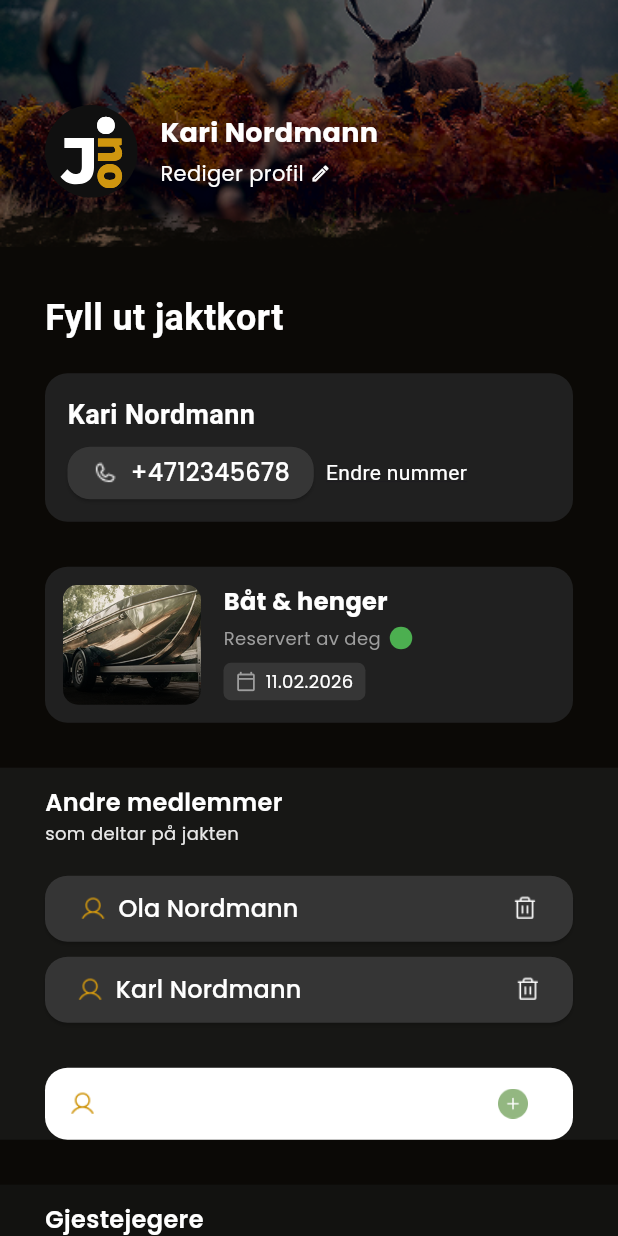
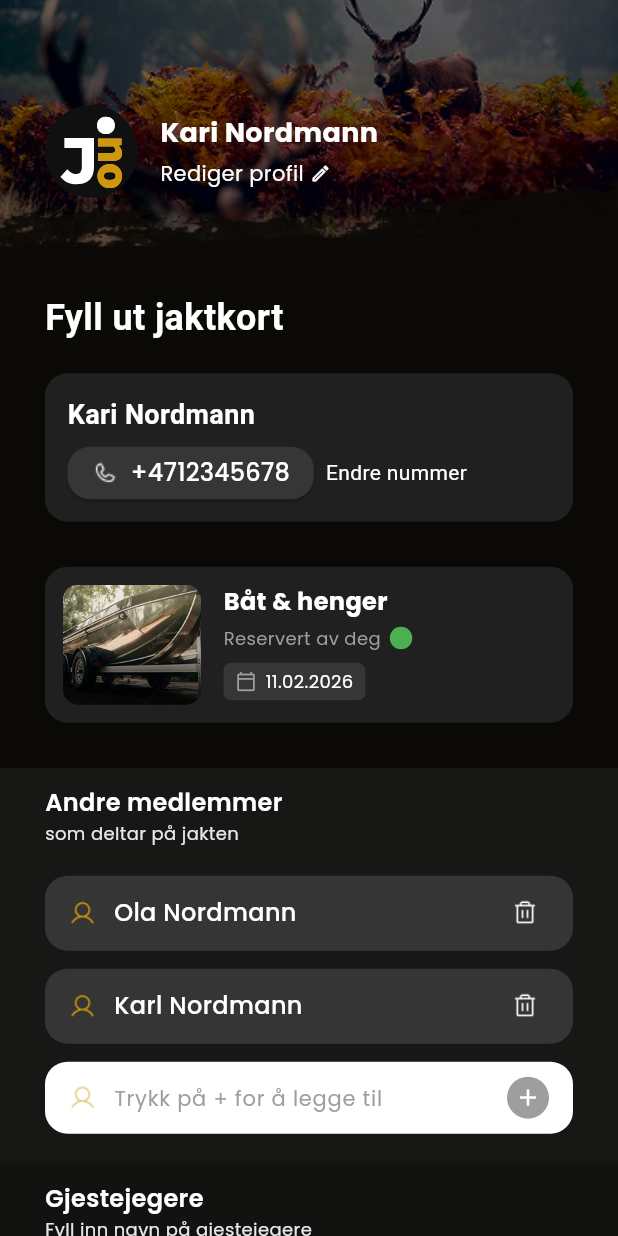
Before and after one commit to jorgthorGH/jakting, a Flutter app: the FillOutHuntCard screen opened directly with sample values from the repository, on a phone screen of 412 x 824 dp. Run offline on Flutter 3.47's test engine with Material 3 defaults, Android fonts, the phone set to English and light mode, and no system bars; our stand-ins replace flutter_svg, google_fonts; Roboto replaces fonts that are missing (Aleo).

Commit message:
Ferdigstilt jaktkort-side. Ny widget member_list_item for jaktkort-side. Navigering

```diff
--- a/lib/core/widgets/add_member.dart
+++ b/lib/core/widgets/add_member.dart
@@ -17,23 +17,43 @@ class AddMember extends StatefulWidget {
 class _AddMemberState extends State<AddMember> {
   final TextEditingController _controller = TextEditingController();
 
+  final FocusNode _focusNode = FocusNode();
+
+  bool _isActive = false;
+
   void _handleAdd() {
-    final text = _controller.text.trim();
-    if (text.isNotEmpty) {
-      widget.onAdd(text);
-      _controller.clear();
+    if (!_isActive) {
+      setState(() {
+        _isActive = true;
+      });
+      Future.delayed(const Duration(milliseconds: 50), () {
+        _focusNode.requestFocus();
+      });
+    } else {
+      final text = _controller.text.trim();
+      if (text.isNotEmpty) {
+        widget.onAdd(text);
+        _controller.clear();
+      } else {
+        setState(() {
+          _isActive = false;
+        });
+        _focusNode.unfocus();
+      }
     }
   }
 
   @override
   void dispose() {
     _controller.dispose();
+    _focusNode.dispose();
     super.dispose();
   }
 
   @override
   Widget build(BuildContext context) {
-    return Container(
+    return AnimatedContainer(
+      duration: const Duration(milliseconds: 200),
       padding: const EdgeInsets.symmetric(horizontal: 16),
       decoration: BoxDecoration(
         color: Colors.white,
@@ -41,27 +61,49 @@ class _AddMemberState extends State<AddMember> {
       ),
       child: Row(
         children: [
-          const Image(image: AssetImage(AppAssets.iconPerson), width: 18),
-          const SizedBox(width: 8),
+          Opacity(
+            opacity: _isActive ? 1.0 : 0.5,
+            child: Image(image: AssetImage(AppAssets.iconPerson), width: 18),
+          ),
+          const SizedBox(width: 12),
 
           Expanded(
             child: TextField(
               controller: _controller,
+              focusNode: _focusNode,
+              enabled: _isActive,
               decoration: InputDecoration(
                 hintText: widget.hintText,
                 hintStyle: GoogleFonts.poppins(
-                  color: AppColors.greyWhite,
+                  color: Colors.grey,
                   fontSize: 14,
                 ),
                 border: InputBorder.none,
               ),
-              style: GoogleFonts.poppins(color: Colors.black),
+              style: GoogleFonts.poppins(color: _isActive ? Colors.black : Colors.grey),
               onSubmitted: (_) => _handleAdd(),
             ),
           ),
-          IconButton(
-            onPressed: _handleAdd,
-            icon: Image(image: AssetImage(AppAssets.add), width: 20)
+
+          GestureDetector(
+            onTap: _handleAdd,
+            child: Container(
+              width: 28,
+              height: 28,
+              decoration: BoxDecoration(
+                color: _isActive
+                    ? const Color(0xFF8DB688)
+                    : Colors.grey,
+                shape: BoxShape.circle,
+              ),
+
+              alignment: Alignment.center,
+              child: const Icon(
+                Icons.add,
+                color: Colors.white,
+                size: 18,
+              ),
+            ),
           ),
         ],
       ),
--- a/lib/core/widgets/bottom_card.dart
+++ b/lib/core/widgets/bottom_card.dart
@@ -46,7 +46,7 @@ class BottomCard extends StatelessWidget {
           const SizedBox(height: 15),
 
           Center(
-        child: CustomButton(
+            child: CustomButton(
               text: buttonText,
               btnIcon: btnIcon,
               btnColor: btnColor,
--- a/lib/core/widgets/guest_card.dart
+++ b/lib/core/widgets/guest_card.dart
@@ -6,6 +6,7 @@ import '../theme/app_colors.dart';
 import '../utils/extensions.dart';
 import 'add_member.dart';
 import 'custom_button.dart';
+import 'member_list_item.dart';
 
 class GuestCard extends StatefulWidget {
   const GuestCard({super.key});
@@ -47,17 +48,19 @@ class _GuestCardState extends State<GuestCard> {
 
           ...guests.map((name) {
             return Padding(
-              padding: const EdgeInsets.only(bottom: 10),
-              child: CustomButton(
-                width: double.infinity,
-                text: name,
-                btnIcon: AppAssets.iconPerson,
-                secondaryBtnIcon: AppAssets.trashIcon,
-                iconSize: 18,
-                btnColor: AppColors.secondaryBtnColor,
+              padding: const EdgeInsets.only(bottom: 12),
+              child: MemberListItem(
+                name: name,
+                personIconPath: AppAssets.iconPerson,
+                trashIconPath: AppAssets.trashIcon,
+                bgColor: AppColors.secondaryBtnColor,
                 textColor: AppColors.white,
 
-                onPressed: () {
+                onEditPressed: () {
+                  print("Åpne redigering for dette medlemmet");
+                },
+
+                onDeleteConfirmed: () {
                   setState(() {
                     guests.remove(name);
                   });
@@ -66,16 +69,15 @@ class _GuestCardState extends State<GuestCard> {
             );
           }),
 
-          const SizedBox(height: 20),
-
           AddMember(
-            hintText: "Navn på medlem",
+            hintText: "Trykk på + for å legge til",
             onAdd: (newName) {
               setState(() {
                 guests.add(newName);
               });
             },
           ),
+          const SizedBox(height: 20),
         ],
       ),
     );
--- a/lib/core/widgets/member_card.dart
+++ b/lib/core/widgets/member_card.dart
@@ -3,6 +3,7 @@ import 'package:google_fonts/google_fonts.dart';
 import 'package:jaktapp/core/constants/app_assets.dart';
 import 'package:jaktapp/core/widgets/add_member.dart';
 import 'package:jaktapp/core/widgets/custom_button.dart';
+import 'package:jaktapp/core/widgets/member_list_item.dart';
 import 'package:jaktapp/core/widgets/section_header.dart';
 
 import '../theme/app_colors.dart';
@@ -48,17 +49,19 @@ class _MemberCardState extends State<MemberCard> {
 
           ...members.map((name) {
             return Padding(
-              padding: const EdgeInsets.only(bottom: 10),
-              child: CustomButton( // Bør byttes til en sekundær knapp for å unngå uønsket oppførsel (Slett on pressed). Bør slettes kun ved trykk på trashIcon
-                width: double.infinity,
-                text: name,
-                btnIcon: AppAssets.iconPerson,
-                secondaryBtnIcon: AppAssets.trashIcon,
-                iconSize: 18,
-                btnColor: AppColors.secondaryBtnColor,
+              padding: const EdgeInsets.only(bottom: 12),
+              child: MemberListItem(
+                name: name,
+                personIconPath: AppAssets.iconPerson,
+                trashIconPath: AppAssets.trashIcon,
+                bgColor: AppColors.secondaryBtnColor,
                 textColor: AppColors.white,
 
-                onPressed: () {
+                onEditPressed: () {
+                  print("Åpne redigering for dette medlemmet");
+                },
+
+                onDeleteConfirmed: () {
                   setState(() {
                     members.remove(name);
                   });
@@ -67,16 +70,15 @@ class _MemberCardState extends State<MemberCard> {
             );
           }),
 
-          const SizedBox(height: 20),
-
           AddMember(
-            hintText: "Navn på medlem",
+            hintText: "Trykk på + for å legge til",
             onAdd: (newName) {
               setState(() {
                 members.add(newName);
               });
             },
           ),
+          const SizedBox(height: 20),
         ],
       ),
     );
--- /dev/null
+++ b/lib/core/widgets/member_list_item.dart
@@ -0,0 +1,112 @@
+import 'package:flutter/material.dart';
+import 'package:google_fonts/google_fonts.dart';
+
+class MemberListItem extends StatelessWidget {
+  final String name;
+  final String personIconPath;
+  final String trashIconPath;
+  final VoidCallback onEditPressed;
+  final VoidCallback onDeleteConfirmed;
+  final Color bgColor;
+  final Color textColor;
+
+  const MemberListItem({
+    super.key,
+    required this.name,
+    required this.personIconPath,
+    required this.trashIconPath,
+    required this.onEditPressed,
+    required this.onDeleteConfirmed,
+    required this.bgColor,
+    required this.textColor,
+  });
+
+  Future<void> _showDeleteDialog(BuildContext context) async {
+    return showDialog<void>(
+      context: context,
+      barrierDismissible: false,
+      builder: (BuildContext context) {
+        return AlertDialog(
+          title: Text("Slett $name?", style: GoogleFonts.poppins(fontWeight: FontWeight.bold)),
+          content: Text("Er du sikker på at du vil fjerne $name fra listen?", style: GoogleFonts.poppins()),
+          actions: <Widget>[
+            TextButton(
+              child: Text("Avbryt", style: GoogleFonts.poppins(color: Colors.grey)),
+              onPressed: () => Navigator.of(context).pop(),
+            ),
+            TextButton(
+              child: Text("Slett", style: GoogleFonts.poppins(color: Colors.red)),
+              onPressed: () {
+                Navigator.of(context).pop();
+                onDeleteConfirmed();
+              },
+            ),
+          ],
+        );
+      },
+    );
+  }
+
+  @override
+  Widget build(BuildContext context) {
+    return Container(
+      height: 50,
+      decoration: BoxDecoration(
+        color: bgColor,
+        borderRadius: BorderRadius.circular(15),
+      ),
+      child: Material(
+        color: Colors.transparent,
+        child: Row(
+          children: [
+            Expanded(
+              child: InkWell(
+                onTap: onEditPressed,
+                borderRadius: const BorderRadius.only(
+                  topLeft: Radius.circular(15),
+                  bottomLeft: Radius.circular(15),
+                ),
+                child: Padding(
+                  padding: const EdgeInsets.only(left: 16.0),
+                  child: Row(
+                    children: [
+                      Image.asset(
+                        personIconPath,
+                        width: 18,
+                        height: 18,
+                      ),
+                      const SizedBox(width: 12),
+                      Expanded(
+                        child: Text(
+                          name,
+                          maxLines: 1,
+                          overflow: TextOverflow.ellipsis,
+                          style: GoogleFonts.poppins(
+                            fontSize: 16,
+                            color: textColor,
+                            fontWeight: FontWeight.w500,
+                          ),
+                        ),
+                      ),
+                    ],
+                  ),
+                ),
+              ),
+            ),
+            Padding(
+              padding: const EdgeInsets.only(right: 8.0),
+              child: IconButton(
+                icon: Image.asset(
+                  trashIconPath,
+                  width: 18,
+                  height: 18,
+                ),
+                onPressed: () => _showDeleteDialog(context),
+              ),
+            ),
+          ],
+        ),
+      ),
+    );
+  }
+}
--- a/lib/core/widgets/user_info_card.dart
+++ b/lib/core/widgets/user_info_card.dart
@@ -47,7 +47,9 @@ class UserInfoCard extends StatelessWidget {
                 child: CustomButton(
                   text: phone,
                   btnIcon: AppAssets.phoneIconWhite,
-                  onPressed: () {},
+                  onPressed: () {
+                    print("Ringer...");
+                  },
                   btnColor: AppColors.tertiaryBtnColor,
                   textColor: AppColors.white,
                   iconSize: 18,
--- a/lib/features/auth/presentation/pages/fill_out_hunt_card.dart
+++ b/lib/features/auth/presentation/pages/fill_out_hunt_card.dart
@@ -53,7 +53,7 @@ class _FillOutHuntCardState extends State<FillOutHuntCard> {
                   UserInfoCard(
                     userName: MockUserData.profile.name,
                     phone: MockUserData.profile.phone,
-                    editLink: "Endre nummer",
+                    editLink: "Endre nummer", // Naviger til update_user
                   ),
 
                   const SizedBox(height: 30),
@@ -69,8 +69,6 @@ class _FillOutHuntCardState extends State<FillOutHuntCard> {
 
             MemberCard(),
 
-            const SizedBox(height: 30),
-
             GuestCard(),
 
             const SizedBox(height: 30),
@@ -83,7 +81,9 @@ class _FillOutHuntCardState extends State<FillOutHuntCard> {
                   CustomButton(
                     text: "Send på SMS",
                     btnIcon: AppAssets.arrowWhite,
-                    onPressed: () {},
+                    onPressed: () {
+                      print("Jaktkort sendt via SMS");
+                    },
                     btnColor: AppColors.primaryBtnColor,
                     textColor: AppColors.white,
                     iconSize: 18,
@@ -94,7 +94,9 @@ class _FillOutHuntCardState extends State<FillOutHuntCard> {
                   CustomButton(
                     text: "Avbryt",
                     btnIcon: AppAssets.cancelX,
-                    onPressed: () {},
+                    onPressed: () {
+                      Navigator.of(context).pop();
+                    },
                     btnColor: AppColors.white,
                     textColor: AppColors.vippsColor,
                     iconSize: 18,
```
